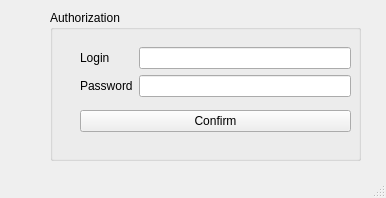
The window that QTcreator/Diary/mainwindow.ui (albaSANDROS/DIPLOMA-PROJECT.-Multi-user-client-server-application-e-journal) describes before a commit, drawn with Qt 5.
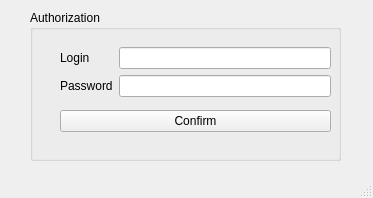
The same window after the commit.

Commit message: Accepted windows hiding 950ns after

```diff
--- a/QTcreator/Diary/mainwindow.ui
+++ b/QTcreator/Diary/mainwindow.ui
@@ -6,7 +6,7 @@
    <rect>
     <x>0</x>
     <y>0</y>
-    <width>386</width>
+    <width>373</width>
     <height>198</height>
    </rect>
   </property>
@@ -17,7 +17,7 @@
    <widget class="QGroupBox" name="groupBox">
     <property name="geometry">
      <rect>
-      <x>50</x>
+      <x>30</x>
       <y>10</y>
       <width>311</width>
       <height>151</height>
@@ -26,7 +26,7 @@
     <property name="title">
      <string>Authorization</string>
     </property>
-    <widget class="QWidget" name="">
+    <widget class="QWidget" name="layoutWidget">
      <property name="geometry">
       <rect>
        <x>30</x>
```
Left out of the diff: 2 changed lines with no effect on the pictures. The commit also changes 7 other files.
